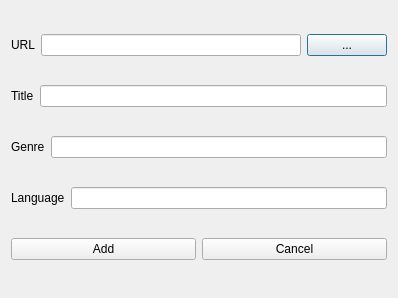
Zakhrov/WebPhonon, file addmusicdialog.ui: the form before one commit.
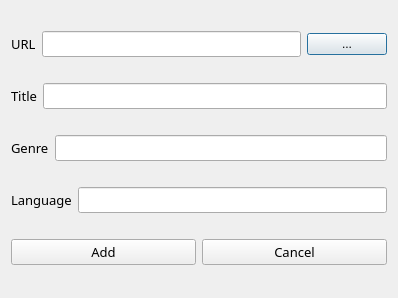
The form after the commit. Icons and pictures are not drawn.

```diff
--- a/addmusicdialog.ui
+++ b/addmusicdialog.ui
@@ -18,16 +18,35 @@
     <layout class="QHBoxLayout" name="horizontalLayout_4">
      <item>
       <widget class="QLabel" name="label">
+       <property name="font">
+        <font>
+         <family>AR CHRISTY</family>
+         <pointsize>10</pointsize>
+        </font>
+       </property>
        <property name="text">
         <string>URL</string>
        </property>
       </widget>
      </item>
      <item>
-      <widget class="QLineEdit" name="lineEdit"/>
+      <widget class="QLineEdit" name="lineEdit">
+       <property name="font">
+        <font>
+         <family>AR ESSENCE</family>
+         <pointsize>10</pointsize>
+        </font>
+       </property>
+       <property name="styleSheet">
+        <string notr="true">background-color: &quot;white&quot;</string>
+       </property>
+      </widget>
      </item>
      <item>
       <widget class="QPushButton" name="pushButton">
+       <property name="styleSheet">
+        <string notr="true">background-color: &quot;white&quot;</string>
+       </property>
        <property name="text">
         <string>...</string>
        </property>
@@ -39,13 +58,29 @@
     <layout class="QHBoxLayout" name="horizontalLayout_3">
      <item>
       <widget class="QLabel" name="label_2">
+       <property name="font">
+        <font>
+         <family>AR CHRISTY</family>
+         <pointsize>10</pointsize>
+        </font>
+       </property>
        <property name="text">
         <string>Title</string>
        </property>
       </widget>
      </item>
      <item>
-      <widget class="QLineEdit" name="lineEdit_2"/>
+      <widget class="QLineEdit" name="lineEdit_2">
+       <property name="font">
+        <font>
+         <family>AR ESSENCE</family>
+         <pointsize>10</pointsize>
+        </font>
+       </property>
+       <property name="styleSheet">
+        <string notr="true">background-color: &quot;white&quot;</string>
+       </property>
+      </widget>
      </item>
     </layout>
    </item>
@@ -53,13 +88,29 @@
     <layout class="QHBoxLayout" name="horizontalLayout_2">
      <item>
       <widget class="QLabel" name="label_3">
+       <property name="font">
+        <font>
+         <family>AR CHRISTY</family>
+         <pointsize>10</pointsize>
+        </font>
+       </property>
        <property name="text">
         <string>Genre</string>
        </property>
       </widget>
      </item>
      <item>
-      <widget class="QLineEdit" name="lineEdit_3"/>
+      <widget class="QLineEdit" name="lineEdit_3">
+       <property name="font">
+        <font>
+         <family>AR ESSENCE</family>
+         <pointsize>10</pointsize>
+        </font>
+       </property>
+       <property name="styleSheet">
+        <string notr="true">background-color: &quot;white&quot;</string>
+       </property>
+      </widget>
      </item>
     </layout>
    </item>
@@ -67,13 +118,29 @@
     <layout class="QHBoxLayout" name="horizontalLayout">
      <item>
       <widget class="QLabel" name="label_4">
+       <property name="font">
+        <font>
+         <family>AR CHRISTY</family>
+         <pointsize>10</pointsize>
+        </font>
+       </property>
        <property name="text">
         <string>Language</string>
        </property>
       </widget>
      </item>
      <item>
-      <widget class="QLineEdit" name="lineEdit_4"/>
+      <widget class="QLineEdit" name="lineEdit_4">
+       <property name="font">
+        <font>
+         <family>AR ESSENCE</family>
+         <pointsize>10</pointsize>
+        </font>
+       </property>
+       <property name="styleSheet">
+        <string notr="true">background-color: &quot;white&quot;</string>
+       </property>
+      </widget>
      </item>
     </layout>
    </item>
@@ -81,6 +148,15 @@
     <layout class="QHBoxLayout" name="horizontalLayout_5">
      <item>
       <widget class="QPushButton" name="pushButton_2">
+       <property name="font">
+        <font>
+         <family>AR CHRISTY</family>
+         <pointsize>10</pointsize>
+        </font>
+       </property>
+       <property name="styleSheet">
+        <string notr="true">background-color: &quot;white&quot;</string>
+       </property>
        <property name="text">
         <string>Add</string>
        </property>
@@ -88,6 +164,15 @@
      </item>
      <item>
       <widget class="QPushButton" name="pushButton_3">
+       <property name="font">
+        <font>
+         <family>AR CHRISTY</family>
+         <pointsize>10</pointsize>
+        </font>
+       </property>
+       <property name="styleSheet">
+        <string notr="true">background-color: &quot;white&quot;</string>
+       </property>
        <property name="text">
         <string>Cancel</string>
        </property>
```
Left out of the diff: 8 changed lines with no effect on the pictures.
